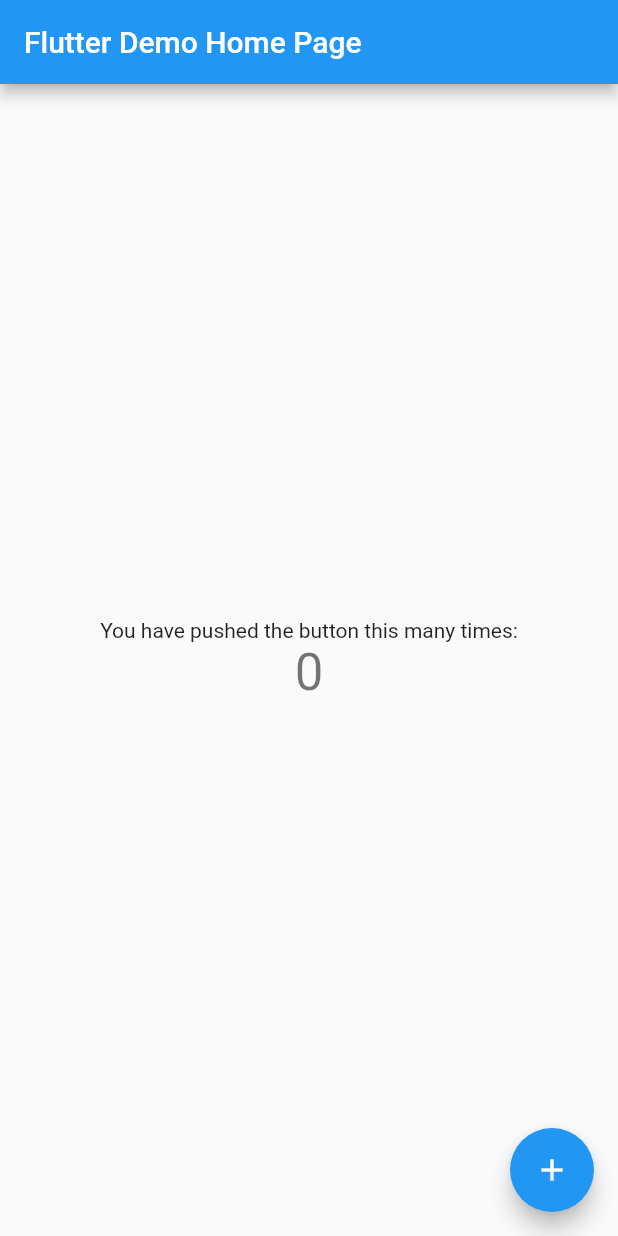
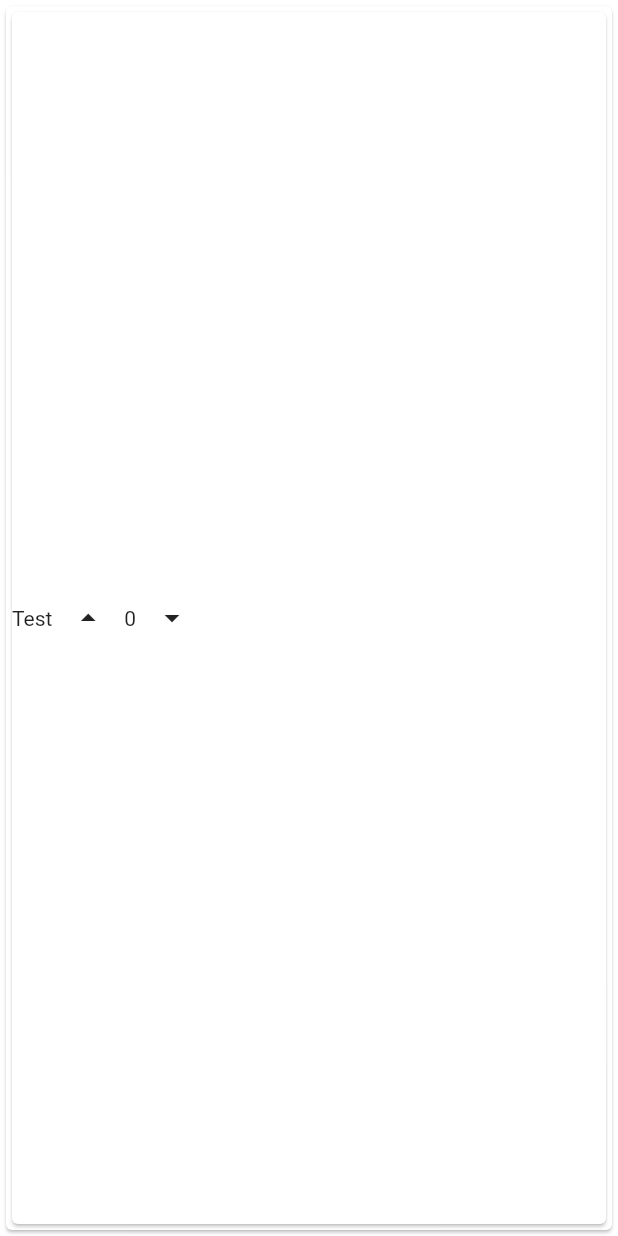
Before and after one commit to HitoTei/status_creator, a Flutter app: the screen it shows after launch, on a phone screen of 412 x 824 dp. Run offline on Flutter 3.47's test engine with Material 2 defaults, Android fonts, the phone set to English and light mode, and no system bars.

Commit message:
Add: ステータスの項目の作成
ステータスの一つの項目を表すStatusItemWidgetを作成した。
そこで使う値を管理するためにStatusItemStoreを作成した。
StatusItemStoreのテストも書いといた。

```diff
--- a/lib/main.dart
+++ b/lib/main.dart
@@ -1,4 +1,5 @@
 import 'package:flutter/material.dart';
+import 'status_item/status_item_widget.dart';
 
 void main() => runApp(MyApp());
 
@@ -7,105 +8,13 @@ class MyApp extends StatelessWidget {
   @override
   Widget build(BuildContext context) {
     return MaterialApp(
-      title: 'Flutter Demo',
+      title: 'ステータス作るやつ',
       theme: ThemeData(
-        // This is the theme of your application.
-        //
-        // Try running your application with "flutter run". You'll see the
-        // application has a blue toolbar. Then, without quitting the app, try
-        // changing the primarySwatch below to Colors.green and then invoke
-        // "hot reload" (press "r" in the console where you ran "flutter run",
-        // or simply save your changes to "hot reload" in a Flutter IDE).
-        // Notice that the counter didn't reset back to zero; the application
-        // is not restarted.
         primarySwatch: Colors.blue,
       ),
-      home: MyHomePage(title: 'Flutter Demo Home Page'),
+      home: Card(
+          child: StatusItemWidget('Test')
+      ),
     );
   }
 }
-
-class MyHomePage extends StatefulWidget {
-  MyHomePage({Key key, this.title}) : super(key: key);
-
-  // This widget is the home page of your application. It is stateful, meaning
-  // that it has a State object (defined below) that contains fields that affect
-  // how it looks.
-
-  // This class is the configuration for the state. It holds the values (in this
-  // case the title) provided by the parent (in this case the App widget) and
-  // used by the build method of the State. Fields in a Widget subclass are
-  // always marked "final".
-
-  final String title;
-
-  @override
-  _MyHomePageState createState() => _MyHomePageState();
-}
-
-class _MyHomePageState extends State<MyHomePage> {
-  int _counter = 0;
-
-  void _incrementCounter() {
-    setState(() {
-      // This call to setState tells the Flutter framework that something has
-      // changed in this State, which causes it to rerun the build method below
-      // so that the display can reflect the updated values. If we changed
-      // _counter without calling setState(), then the build method would not be
-      // called again, and so nothing would appear to happen.
-      _counter++;
-    });
-  }
-
-  @override
-  Widget build(BuildContext context) {
-    // This method is rerun every time setState is called, for instance as done
-    // by the _incrementCounter method above.
-    //
-    // The Flutter framework has been optimized to make rerunning build methods
-    // fast, so that you can just rebuild anything that needs updating rather
-    // than having to individually change instances of widgets.
-    return Scaffold(
-      appBar: AppBar(
-        // Here we take the value from the MyHomePage object that was created by
-        // the App.build method, and use it to set our appbar title.
-        title: Text(widget.title),
-      ),
-      body: Center(
-        // Center is a layout widget. It takes a single child and positions it
-        // in the middle of the parent.
-        child: Column(
-          // Column is also a layout widget. It takes a list of children and
-          // arranges them vertically. By default, it sizes itself to fit its
-          // children horizontally, and tries to be as tall as its parent.
-          //
-          // Invoke "debug painting" (press "p" in the console, choose the
-          // "Toggle Debug Paint" action from the Flutter Inspector in Android
-          // Studio, or the "Toggle Debug Paint" command in Visual Studio Code)
-          // to see the wireframe for each widget.
-          //
-          // Column has various properties to control how it sizes itself and
-          // how it positions its children. Here we use mainAxisAlignment to
-          // center the children vertically; the main axis here is the vertical
-          // axis because Columns are vertical (the cross axis would be
-          // horizontal).
-          mainAxisAlignment: MainAxisAlignment.center,
-          children: <Widget>[
-            Text(
-              'You have pushed the button this many times:',
-            ),
-            Text(
-              '$_counter',
-              style: Theme.of(context).textTheme.display1,
-            ),
-          ],
-        ),
-      ),
-      floatingActionButton: FloatingActionButton(
-        onPressed: _incrementCounter,
-        tooltip: 'Increment',
-        child: Icon(Icons.add),
-      ), // This trailing comma makes auto-formatting nicer for build methods.
-    );
-  }
-}
--- /dev/null
+++ b/lib/status_item/status_item_store.dart
@@ -0,0 +1,16 @@
+import 'package:flutter/cupertino.dart';
+
+// ステータスの値を保持しておく
+class StatusItemStore with ChangeNotifier{
+
+  int point = 0;
+
+  void addPoint(){
+    point++;
+    notifyListeners();
+  }
+  void subPoint(){
+    point--;
+    notifyListeners();
+  }
+}
--- /dev/null
+++ b/lib/status_item/status_item_widget.dart
@@ -0,0 +1,55 @@
+import 'package:flutter/material.dart';
+import 'package:provider/provider.dart';
+import 'status_item_store.dart';
+
+class StatusItemWidget extends StatelessWidget{
+  final String _title;
+  StatusItemWidget(String title): this._title = title;
+
+  @override
+  Widget build(BuildContext context) {
+    return Card(
+      child: Row(
+        children: <Widget>[
+          Text(this._title),
+          _value()
+        ],
+      ),
+    );
+  }
+
+  Widget _value(){
+    return ChangeNotifierProvider<StatusItemStore>(
+      create: (_)=>StatusItemStore(),
+      child: _ValueWidget(),
+    );
+  }
+}
+
+// ステータスの値を保持する
+class _ValueWidget extends StatelessWidget{
+  @override
+  Widget build(BuildContext context) {
+    return Consumer<StatusItemStore>(
+      builder: (BuildContext context,StatusItemStore value, Widget child) {
+        return Row(
+          children: [
+            IconButton(
+              icon: const Icon(Icons.arrow_drop_up),
+              onPressed: value.addPoint,
+            ),
+
+            Text(value.point.toString()),
+
+            IconButton(
+              icon: const Icon(Icons.arrow_drop_down),
+              onPressed: value.subPoint,
+            )
+
+          ]
+        );
+      },
+    );
+  }
+
+}
--- a/pubspec.yaml
+++ b/pubspec.yaml
@@ -19,6 +19,7 @@ environment:
 dependencies:
   flutter:
     sdk: flutter
+  provider: ^4.0.5
 
   # The following adds the Cupertino Icons font to your application.
   # Use with the CupertinoIcons class for iOS style icons.
```
Also changed, not shown: pubspec.lock, 2 other files.
